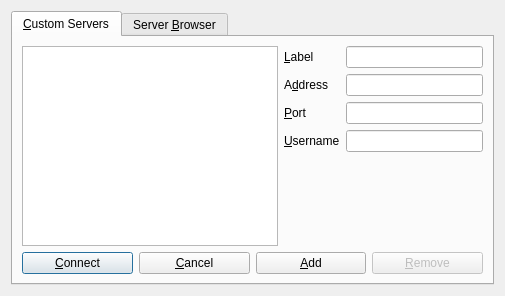
Above: src/mumble/ConnectDialog.ui from mumble-voip/mumble before the change. Below: the same form after it.
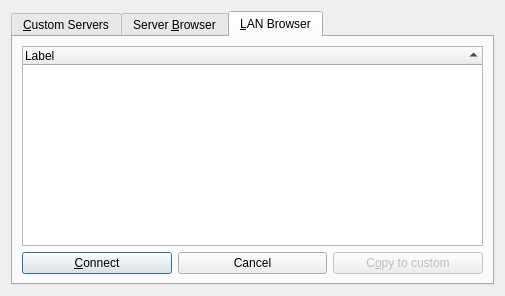
That is the form after the change. The open tabs and pages were chosen to show the change.

The edit to the form file:
```diff
--- a/src/mumble/ConnectDialog.ui
+++ b/src/mumble/ConnectDialog.ui
@@ -220,6 +220,68 @@
        </item>
       </layout>
      </widget>
+     <widget class="QWidget" name="qwTabLan">
+      <attribute name="title">
+       <string>&amp;LAN Browser</string>
+      </attribute>
+      <layout class="QVBoxLayout" name="verticalLayout">
+       <item>
+        <widget class="QTreeWidget" name="qtwLanServers">
+         <property name="alternatingRowColors">
+          <bool>true</bool>
+         </property>
+         <property name="rootIsDecorated">
+          <bool>false</bool>
+         </property>
+         <property name="uniformRowHeights">
+          <bool>true</bool>
+         </property>
+         <property name="itemsExpandable">
+          <bool>false</bool>
+         </property>
+         <property name="sortingEnabled">
+          <bool>true</bool>
+         </property>
+         <column>
+          <property name="text">
+           <string>Label</string>
+          </property>
+         </column>
+        </widget>
+       </item>
+       <item>
+        <layout class="QHBoxLayout" name="qhblLan">
+         <item>
+          <widget class="QPushButton" name="qpbLanBrowserConnect">
+           <property name="text">
+            <string>&amp;Connect</string>
+           </property>
+           <property name="default">
+            <bool>true</bool>
+           </property>
+          </widget>
+         </item>
+         <item>
+          <widget class="QPushButton" name="qpbLanBrowserCancel">
+           <property name="text">
+            <string>Cancel</string>
+           </property>
+          </widget>
+         </item>
+         <item>
+          <widget class="QPushButton" name="qpbLanCopy">
+           <property name="enabled">
+            <bool>false</bool>
+           </property>
+           <property name="text">
+            <string>C&amp;opy to custom</string>
+           </property>
+          </widget>
+         </item>
+        </layout>
+       </item>
+      </layout>
+     </widget>
     </widget>
    </item>
   </layout>
```
